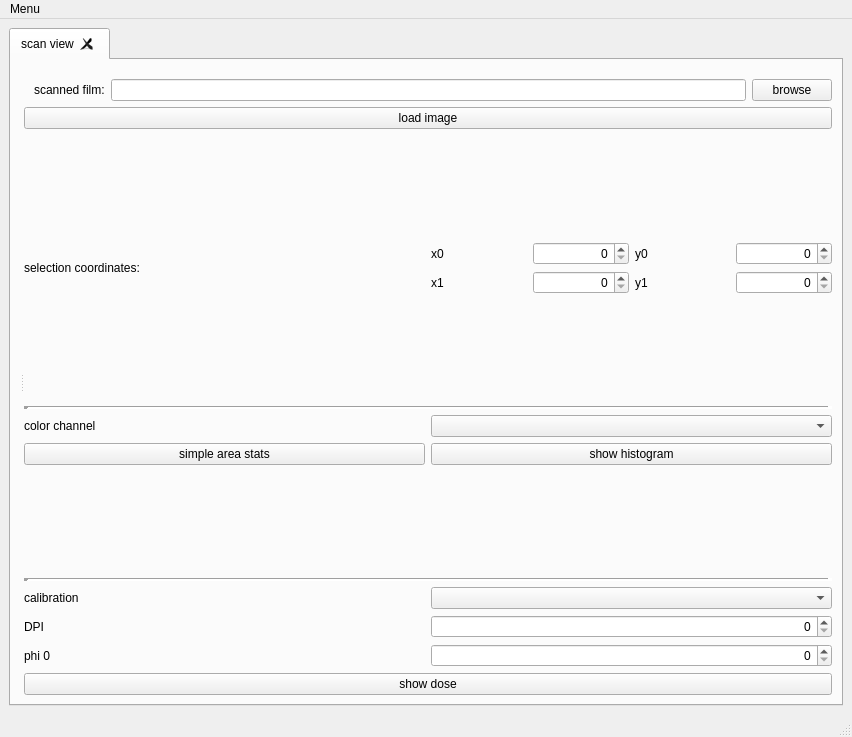
This is UI/FilmScanMain_QtDesign.ui in mgotz/EBT_evaluation as Qt 5 draws it before an edit. The edited form follows.
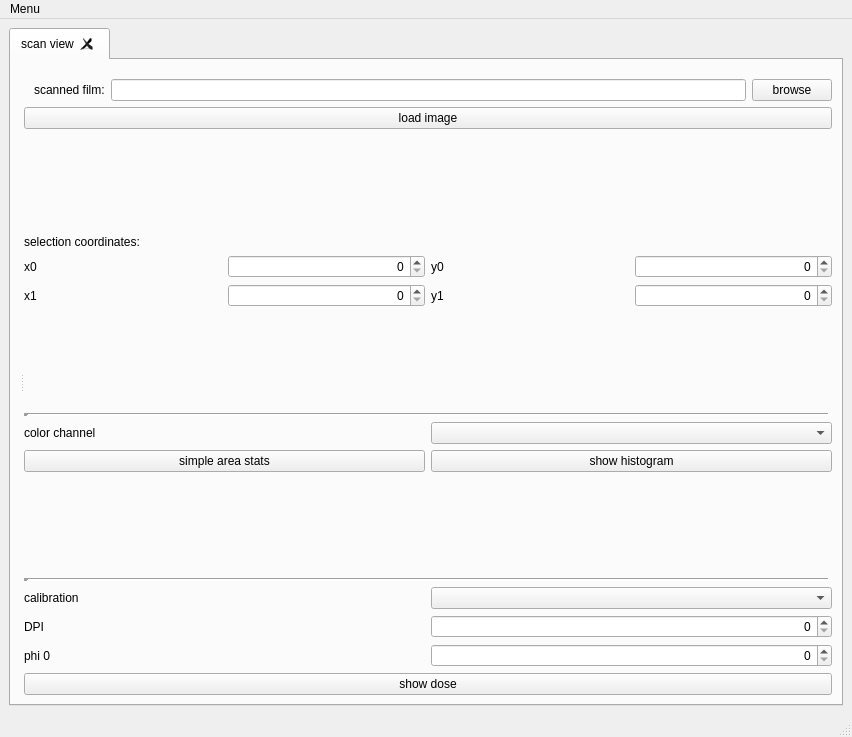
This is the edited form.

Patch:
```diff
--- a/UI/FilmScanMain_QtDesign.ui
+++ b/UI/FilmScanMain_QtDesign.ui
@@ -86,8 +86,6 @@
              </spacer>
             </item>
             <item>
-             <layout class="QHBoxLayout" name="horizontalLayout_4">
-              <item>
                <widget class="QLabel" name="label_5">
                 <property name="text">
                  <string>selection coordinates:</string>
@@ -95,6 +93,8 @@
                </widget>
               </item>
               <item>
+             <layout class="QVBoxLayout" name="verticalLayout">
+              <item>
                <layout class="QGridLayout" name="gridLayout_2">
                 <property name="leftMargin">
                  <number>0</number>
```
Left out of the diff: 4 changed lines with no effect on the pictures. Lines whose indentation alone changed are shown as unchanged.
